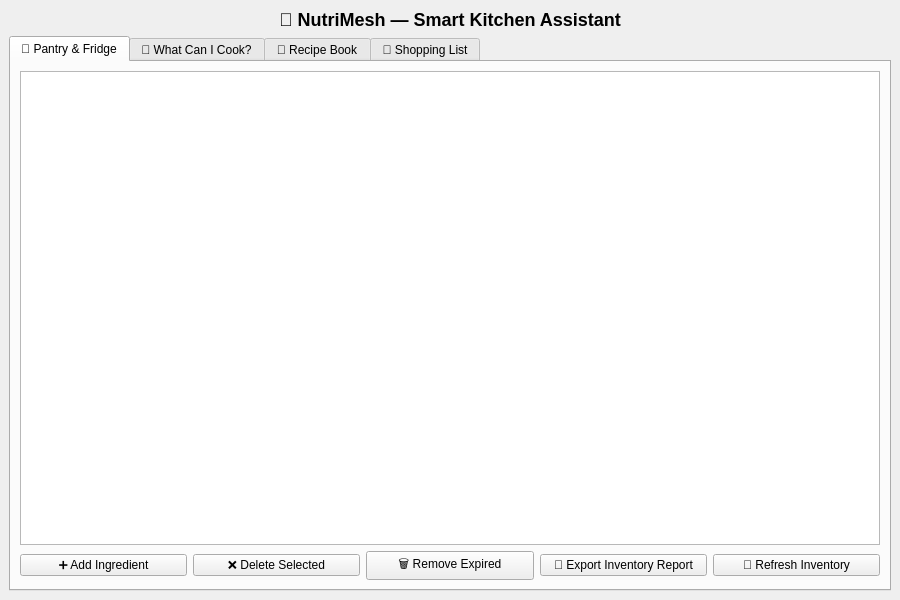
This is src/ui/MainWindow.ui in kuf1k/my-project as Qt 5 draws it before an edit. The edited form follows.
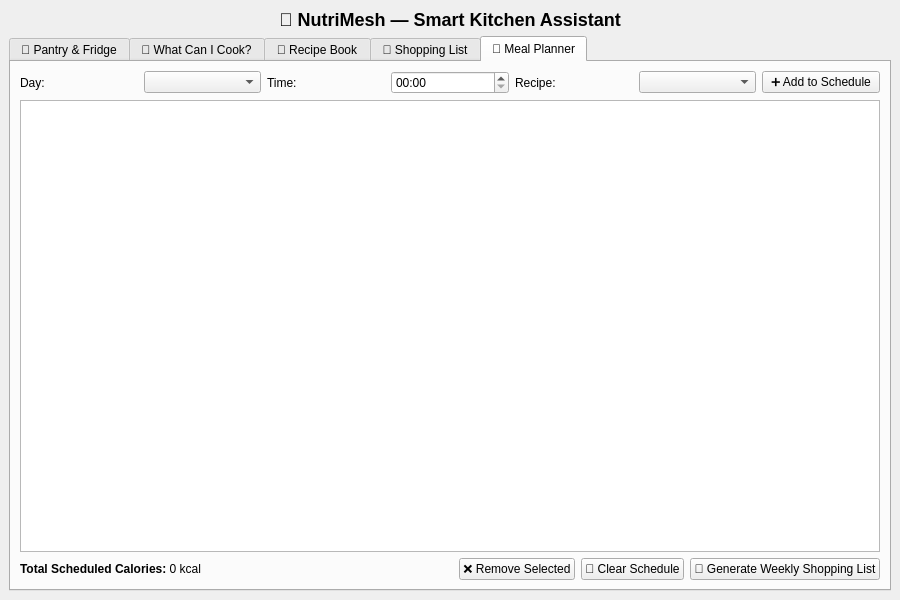
This is the edited form. The open tabs and pages were chosen to show the change.

Commit message: feat(ui): add Meal Planner tab layout to MainWindow.ui

```diff
--- a/src/ui/MainWindow.ui
+++ b/src/ui/MainWindow.ui
@@ -263,6 +263,112 @@
                             </layout>
                         </widget>
 
+                        <!-- Meal Planner -->
+                        <widget class="QWidget" name="tabMealPlanner">
+                            <attribute name="title">
+                                <string>📅 Meal Planner</string>
+                            </attribute>
+                            <layout class="QVBoxLayout" name="mealPlannerMainLayout">
+                                <item>
+                                    <layout class="QHBoxLayout" name="mealPlannerControlsLayout">
+                                        <item>
+                                            <widget class="QLabel" name="mealDayLabel">
+                                                <property name="text">
+                                                    <string>Day:</string>
+                                                </property>
+                                            </widget>
+                                        </item>
+                                        <item>
+                                            <widget class="QComboBox" name="mealDayComboBox"/>
+                                        </item>
+                                        <item>
+                                            <widget class="QLabel" name="mealTimeLabel">
+                                                <property name="text">
+                                                    <string>Time:</string>
+                                                </property>
+                                            </widget>
+                                        </item>
+                                        <item>
+                                            <widget class="QTimeEdit" name="mealTimeEdit">
+                                                <property name="displayFormat">
+                                                    <string>HH:mm</string>
+                                                </property>
+                                            </widget>
+                                        </item>
+                                        <item>
+                                            <widget class="QLabel" name="mealRecipeLabel">
+                                                <property name="text">
+                                                    <string>Recipe:</string>
+                                                </property>
+                                            </widget>
+                                        </item>
+                                        <item>
+                                            <widget class="QComboBox" name="mealRecipeComboBox">
+                                                <property name="minimumWidth">
+                                                    <number>200</number>
+                                                </property>
+                                            </widget>
+                                        </item>
+                                        <item>
+                                            <widget class="QPushButton" name="addMealPlanButton">
+                                                <property name="text">
+                                                    <string>➕ Add to Schedule</string>
+                                                </property>
+                                            </widget>
+                                        </item>
+                                    </layout>
+                                </item>
+                                <item>
+                                    <widget class="QTableWidget" name="mealPlanTableWidget"/>
+                                </item>
+                                <item>
+                                    <layout class="QHBoxLayout" name="mealPlannerBottomLayout">
+                                        <item>
+                                            <widget class="QLabel" name="mealTotalCaloriesLabel">
+                                                <property name="text">
+                                                    <string>&lt;b&gt;Total Scheduled Calories:&lt;/b&gt; 0 kcal</string>
+                                                </property>
+                                            </widget>
+                                        </item>
+                                        <item>
+                                            <spacer name="mealPlannerSpacer">
+                                                <property name="orientation">
+                                                    <enum>Qt::Horizontal</enum>
+                                                </property>
+                                                <property name="sizeHint" stdset="0">
+                                                    <size>
+                                                        <width>40</width>
+                                                        <height>20</height>
+                                                    </size>
+                                                </property>
+                                            </spacer>
+                                        </item>
+                                        <item>
+                                            <widget class="QPushButton" name="removeMealPlanButton">
+                                                <property name="text">
+                                                    <string>❌ Remove Selected</string>
+                                                </property>
+                                            </widget>
+                                        </item>
+                                        <item>
+                                            <widget class="QPushButton" name="clearMealPlanButton">
+                                                <property name="text">
+                                                    <string>🧹 Clear Schedule</string>
+                                                </property>
+                                            </widget>
+                                        </item>
+                                        <item>
+                                            <widget class="QPushButton" name="generateWeeklyShoppingButton">
+                                                <property name="text">
+                                                    <string>🛒 Generate Weekly Shopping List</string>
+                                                </property>
+                                            </widget>
+                                        </item>
+                                    </layout>
+                                </item>
+                            </layout>
+                        </widget>
+
                     </widget>
                 </item>
             </layout>
```
